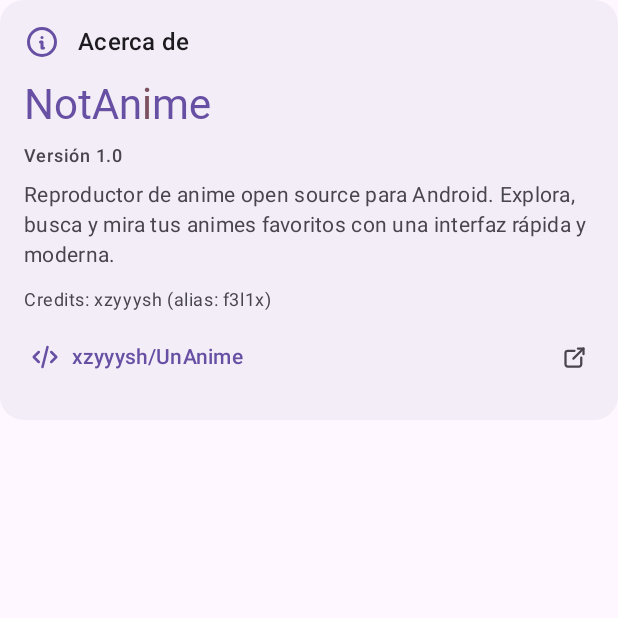
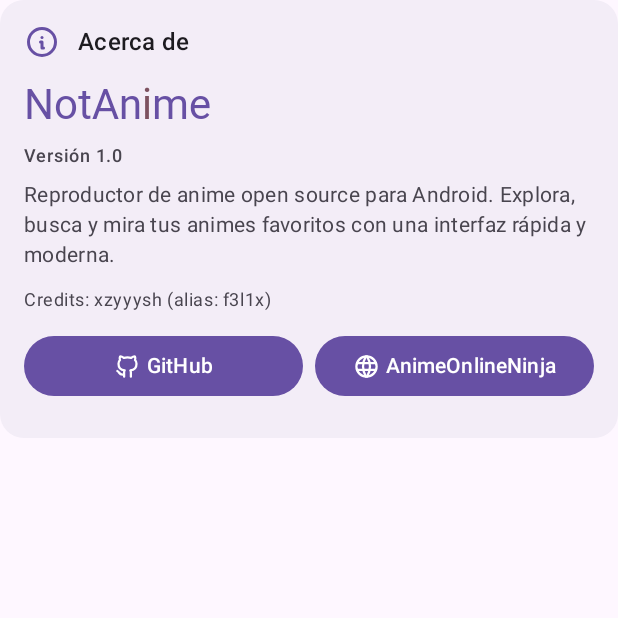
Before and after one commit to xzyyysh/UnAnime, an Android app built with Jetpack Compose: the composable AboutCard shown on its own in the app's theme, on a phone screen of 412 x 824 dp, the top half of it. Run offline under Robolectric (Android 15) with nearby library versions, the phone set to English and light mode, and no system bars; network calls fail; Roboto replaces fonts that are not available here; 11 statements that could not run were skipped.

Commit message:
replace about links with buttons and add animeonlineninja source url

```diff
--- a/app/src/main/java/com/unanimetv/android/feature/settings/ui/SettingsScreen.kt
+++ b/app/src/main/java/com/unanimetv/android/feature/settings/ui/SettingsScreen.kt
@@ -19,6 +19,7 @@ import androidx.compose.foundation.layout.width
 import androidx.compose.foundation.rememberScrollState
 import androidx.compose.foundation.shape.RoundedCornerShape
 import androidx.compose.foundation.verticalScroll
+import androidx.compose.material3.Button
 import androidx.compose.material3.Card
 import androidx.compose.material3.CircularProgressIndicator
 import androidx.compose.material3.CardDefaults
@@ -57,6 +58,7 @@ import com.unanimetv.android.ui.NotAnimeLogo
 import java.io.File
 
 private const val GITHUB_URL = "https://github.com/xzyyysh/UnAnime"
+private const val SOURCE_URL = "https://ww4.animeonline.ninja"
 
 @Composable
 fun SettingsScreen(modifier: Modifier = Modifier) {
@@ -161,32 +163,36 @@ private fun AboutCard() {
             Row(
                 verticalAlignment = Alignment.CenterVertically,
                 horizontalArrangement = Arrangement.spacedBy(Spacing.sm),
-                modifier = Modifier
-                    .fillMaxWidth()
-                    .clip(RoundedCornerShape(50))
-                    .clickable {
+                modifier = Modifier.fillMaxWidth()
+            ) {
+                Button(
+                    onClick = {
                         context.startActivity(Intent(Intent.ACTION_VIEW, Uri.parse(GITHUB_URL)))
-                    }
-                    .padding(vertical = Spacing.sm, horizontal = Spacing.xs)
-            ) {
-                Icon(
-                    painterResource(R.drawable.ic_tabler_code),
-                    contentDescription = null,
-                    tint = MaterialTheme.colorScheme.primary,
-                    modifier = Modifier.size(20.dp)
-                )
-                Text(
-                    text = "xzyyysh/UnAnime",
-                    style = MaterialTheme.typography.labelLarge,
-                    color = MaterialTheme.colorScheme.primary
-                )
-                Spacer(modifier = Modifier.weight(1f))
-                Icon(
-                    painterResource(R.drawable.ic_tabler_external_link),
-                    contentDescription = null,
-                    tint = MaterialTheme.colorScheme.onSurfaceVariant,
-                    modifier = Modifier.size(18.dp)
-                )
+                    },
+                    modifier = Modifier.weight(1f)
+                ) {
+                    Icon(
+                        painterResource(R.drawable.ic_tabler_brand_github),
+                        contentDescription = null,
+                        modifier = Modifier.size(18.dp)
+                    )
+                    Spacer(modifier = Modifier.width(Spacing.xs))
+                    Text(text = "GitHub")
+                }
+                Button(
+                    onClick = {
+                        context.startActivity(Intent(Intent.ACTION_VIEW, Uri.parse(SOURCE_URL)))
+                    },
+                    modifier = Modifier.weight(1f)
+                ) {
+                    Icon(
+                        painterResource(R.drawable.ic_tabler_world),
+                        contentDescription = null,
+                        modifier = Modifier.size(18.dp)
+                    )
+                    Spacer(modifier = Modifier.width(Spacing.xs))
+                    Text(text = "AnimeOnlineNinja")
+                }
             }
             Spacer(modifier = Modifier.height(Spacing.sm))
         }
--- /dev/null
+++ b/app/src/main/res/drawable/ic_tabler_brand_github.xml
@@ -0,0 +1,13 @@
+<vector xmlns:android="http://schemas.android.com/apk/res/android"
+    android:width="24dp"
+    android:height="24dp"
+    android:viewportWidth="24"
+    android:viewportHeight="24">
+    <path
+        android:pathData="M9,19c-4.3,1.4 -4.3,-2.5 -6,-3m12,5v-3.5c0,-1 0.1,-1.4 -0.5,-2c2.8,-0.3 5.5,-1.4 5.5,-6a4.6,4.6 0 0 0 -1.3,-3.2a4.2,4.2 0 0 0 -0.1,-3.2s-1.1,-0.3 -3.5,1.3a12.3,12.3 0 0 0 -6.2,0s-2.4,-1.6 -3.5,-1.3a4.2,4.2 0 0 0 -0.1,3.2a4.6,4.6 0 0 0 -1.3,3.2c0,4.6 2.7,5.7 5.5,6c-0.6,0.6 -0.6,1.2 -0.5,2v3.5"
+        android:strokeLineJoin="round"
+        android:strokeLineCap="round"
+        android:strokeWidth="2"
+        android:strokeColor="#FF000000"
+        android:fillColor="#00000000"/>
+</vector>
```
